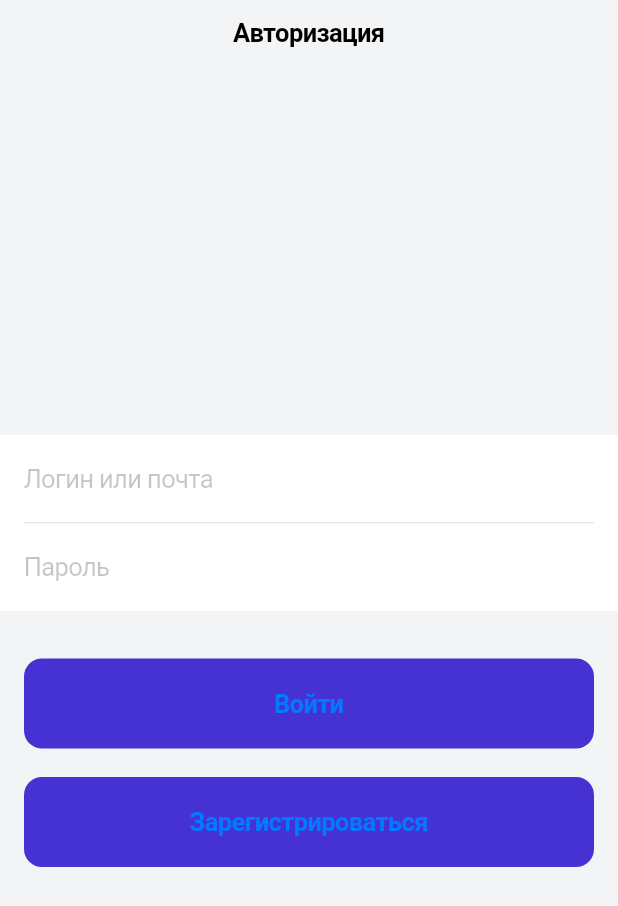
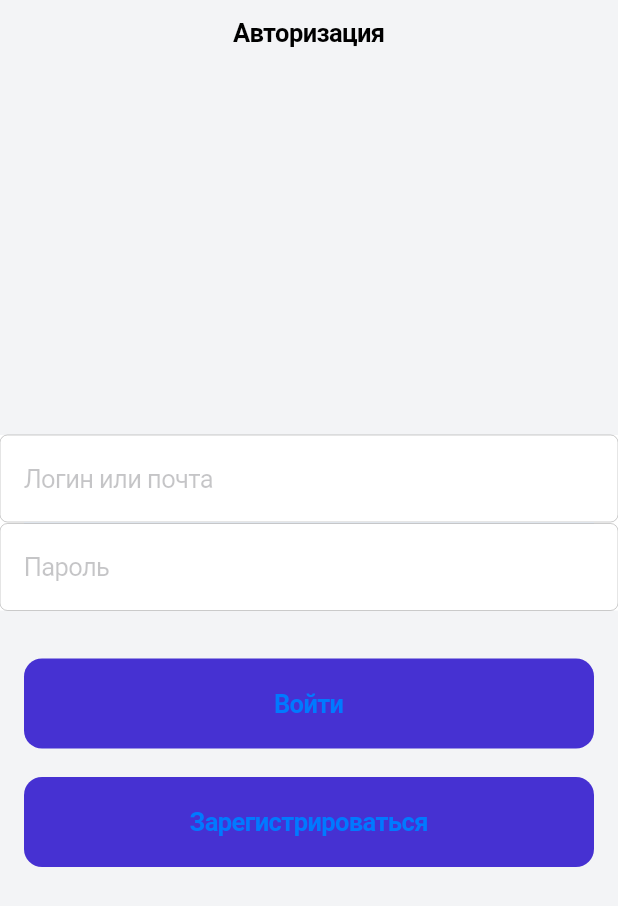
Before and after one commit to Aldekenzo/Flutter_test_1, a Flutter app: the screen it shows after launch, on a phone screen of 412 x 824 dp. Shown: the top 906 px of the screen. Run offline on Flutter 3.47's test engine with Material 2 defaults, Android fonts, the phone set to English and light mode, and no system bars.

```diff
--- a/lib/constants/app_colors.dart
+++ b/lib/constants/app_colors.dart
@@ -4,3 +4,5 @@ import 'dart:ui';
 final Color background = Color(0xFFF3F4F6);
 final Color textFieldBackground = Color(0xFFE0E6ED);
 final Color authButtons = Color(0xFF4631D2);
+final Color iconColor = Color(0xFF17191F);
+final Color whiteBackground = Color(0xFFFFFFFF);
--- a/lib/main.dart
+++ b/lib/main.dart
@@ -1,6 +1,5 @@
 import 'package:flutter/cupertino.dart';
 import 'package:flutter_application_5/src/screens/auth/auth_screen.dart';
-
 void main() {
   runApp(MyApp());
 }
@@ -9,6 +8,7 @@ class MyApp extends StatelessWidget {
   @override
   Widget build(BuildContext context) {
     return CupertinoApp(
+      debugShowCheckedModeBanner: false,
       home: AuthScreen(),
     );
   }
--- a/lib/src/screens/auth/auth_screen.dart
+++ b/lib/src/screens/auth/auth_screen.dart
@@ -9,7 +9,7 @@ class AuthScreen extends StatelessWidget {
     return CupertinoPageScaffold(
       backgroundColor: AppColors.background,
       navigationBar: CupertinoNavigationBar(
-        backgroundColor: CupertinoColors.white,
+        backgroundColor: AppColors.whiteBackground,
         middle: Text('Авторизация'),
       ),
       child: SafeArea(
@@ -18,48 +18,46 @@ class AuthScreen extends StatelessWidget {
           crossAxisAlignment: CrossAxisAlignment.stretch,
           children: [
             Container(
-              color: CupertinoColors.white,
+              color: AppColors.whiteBackground,
               child: Column(
                 children: [
                   CupertinoTextField(
-                    decoration: BoxDecoration(color: CupertinoColors.white),
                     placeholder: 'Логин или почта',
                     padding: const EdgeInsets.symmetric(
-                        vertical: 19, horizontal: 16),
+                        vertical: 19.0, horizontal: 16.0),
                   ),
                   Container(
                     height: 1,
                     color: AppColors.textFieldBackground,
-                    margin: const EdgeInsets.symmetric(horizontal: 16),
+                    margin: const EdgeInsets.symmetric(horizontal: 16.0),
                   ),
                   CupertinoTextField(
-                    decoration: BoxDecoration(color: CupertinoColors.white),
                     placeholder: 'Пароль',
                     padding: const EdgeInsets.symmetric(
-                        vertical: 19, horizontal: 16),
+                        vertical: 19.0, horizontal: 16.0),
                   ),
                 ],
               ),
             ),
             SizedBox(
-              height: 32,
+              height: 32.0,
             ),
             Padding(
-              padding: EdgeInsets.symmetric(horizontal: 16),
+              padding: EdgeInsets.symmetric(horizontal: 16.0),
               child: CupertinoButton(
                 color: AppColors.authButtons,
-                padding: EdgeInsets.symmetric(vertical: 20),
+                padding: EdgeInsets.symmetric(vertical: 20.0),
                 child: Text('Войти',
                     style: TextStyle(fontWeight: FontWeight.bold)),
                 onPressed: () {},
               ),
             ),
-            SizedBox(height: 19),
+            SizedBox(height: 19.0),
             Padding(
-              padding: EdgeInsets.symmetric(horizontal: 16),
+              padding: EdgeInsets.symmetric(horizontal: 16.0),
               child: CupertinoButton(
                 color: AppColors.authButtons,
-                padding: EdgeInsets.symmetric(vertical: 20),
+                padding: EdgeInsets.symmetric(vertical: 20.0),
                 child: Text(
                   'Зарегистрироваться',
                   style: TextStyle(fontWeight: FontWeight.bold),
```
Also changed, not shown: lib/src/screens/register/register_screen.dart (added, +116 -0 lines).
